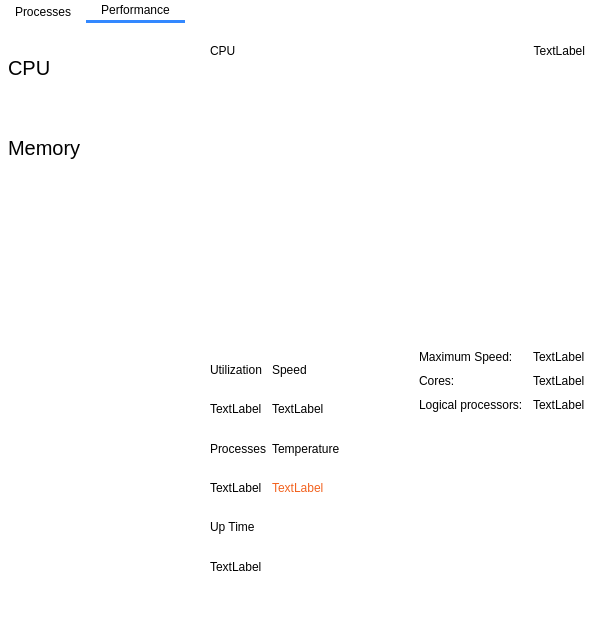
First picture: the form in app/forms/mainwindow.ui, repository yuxincs/taskmanager, before the edit.
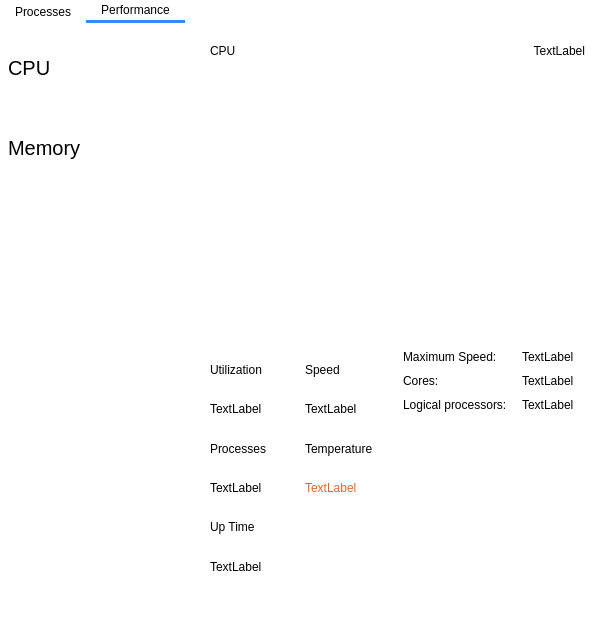
Second picture: the form after the edit. The open tabs and pages were chosen to show the change. Custom widgets are drawn as their Qt base class.

Commit message: Adjust layout to better display the static information.

What changed in the file:
```diff
--- a/app/forms/mainwindow.ui
+++ b/app/forms/mainwindow.ui
@@ -428,27 +428,17 @@
                 </item>
                </layout>
               </item>
-              <item>
-               <spacer name="horizontalSpacer">
-                <property name="orientation">
-                 <enum>Qt::Horizontal</enum>
-                </property>
-                <property name="sizeHint" stdset="0">
-                 <size>
-                  <width>40</width>
-                  <height>20</height>
-                 </size>
-                </property>
-               </spacer>
-              </item>
               <item>
                <layout class="QFormLayout" name="formLayout">
                 <property name="horizontalSpacing">
-                 <number>10</number>
+                 <number>15</number>
                 </property>
                 <property name="verticalSpacing">
                  <number>10</number>
                 </property>
+                <property name="rightMargin">
+                 <number>10</number>
+                </property>
                 <item row="0" column="0">
                  <widget class="QLabel" name="label_6">
                   <property name="text">
```
Left out of the diff: 6 changed lines with no effect on the pictures.
